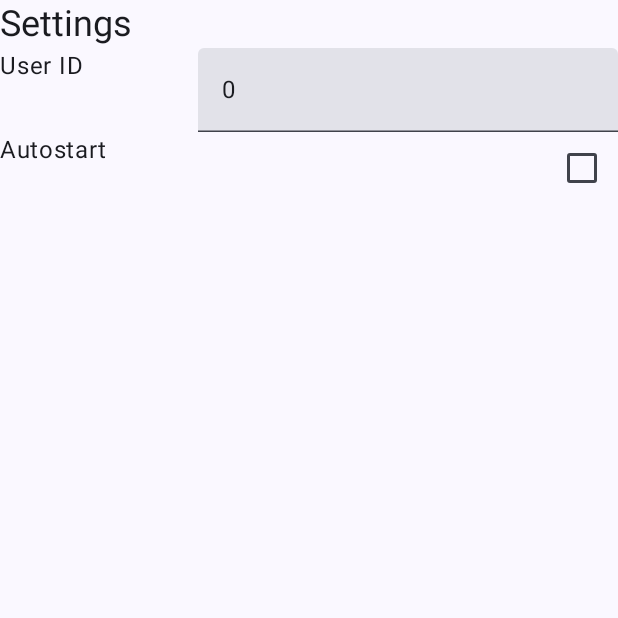
After one commit to williamyang98/gps_tracking, an Android app built with Jetpack Compose: the SettingsActivity screen opened directly, with no data from a screen before it, on a phone screen of 412 x 824 dp, the top half of it. The commit adds this screen. Run offline under Robolectric (Android 15) with nearby library versions, the phone set to English and light mode, and no system bars.

Commit message:
Added settings menu

```diff
--- a/android_app/app/build.gradle.kts
+++ b/android_app/app/build.gradle.kts
@@ -50,7 +50,6 @@ android {
 }
 
 dependencies {
-
     implementation("androidx.core:core-ktx:1.13.1")
     implementation("androidx.lifecycle:lifecycle-runtime-ktx:2.8.4")
     implementation("androidx.activity:activity-compose:1.9.1")
--- a/android_app/app/src/main/java/com/example/gps_tracker/GpsSender.kt
+++ b/android_app/app/src/main/java/com/example/gps_tracker/GpsSender.kt
@@ -2,8 +2,10 @@ package com.example.gps_tracker
 
 import android.Manifest
 import android.content.Context
+import android.content.SharedPreferences
 import android.content.pm.PackageManager
 import android.location.Location
+import android.preference.PreferenceManager
 import android.util.Log
 import androidx.core.app.ActivityCompat
 import com.android.volley.NetworkResponse
@@ -40,7 +42,6 @@ interface GpsSenderListener {
 
 class GpsSender private constructor() {
     private val listeners = mutableSetOf<GpsSenderListener>();
-    private val userId: Int = 2;
     var locationTimestamp: LocalDateTime? = null;
     var location: Location? = null;
     var statusCode: Int? = null;
@@ -97,6 +98,8 @@ class GpsSender private constructor() {
         if (location == null || locationTimestamp == null) {
             return;
         }
+        val pref = PreferenceManager.getDefaultSharedPreferences(context.parentContext.applicationContext);
+        val userId = pref.getInt("user_id", 0);
         val unixTimeStamp = locationTimestamp.atZone(ZoneOffset.systemDefault()).toEpochSecond();
         val buffer = ByteBuffer.allocate(4 + 4 + 8 + 8 + 8);
         buffer.order(ByteOrder.LITTLE_ENDIAN);
--- /dev/null
+++ b/android_app/app/src/main/java/com/example/gps_tracker/SettingsActivity.kt
@@ -0,0 +1,95 @@
+package com.example.gps_tracker
+
+import android.content.SharedPreferences
+import android.os.Bundle
+import android.preference.PreferenceManager
+import androidx.activity.ComponentActivity
+import androidx.activity.compose.setContent
+import androidx.compose.foundation.layout.Column
+import androidx.compose.foundation.layout.Row
+import androidx.compose.foundation.layout.Spacer
+import androidx.compose.foundation.layout.fillMaxSize
+import androidx.compose.foundation.layout.fillMaxWidth
+import androidx.compose.foundation.text.KeyboardOptions
+import androidx.compose.material3.Checkbox
+import androidx.compose.material3.MaterialTheme
+import androidx.compose.material3.Surface
+import androidx.compose.material3.Text
+import androidx.compose.material3.TextField
+import androidx.compose.runtime.Composable
+import androidx.compose.ui.Modifier
+import androidx.compose.ui.text.input.ImeAction
+import androidx.compose.ui.text.input.KeyboardType
+import com.example.gps_tracker.ui.theme.Gps_trackerTheme
+
+
+
+class SettingsActivity : ComponentActivity() {
+    private lateinit var pref: SharedPreferences;
+    private var textEditFields = mutableMapOf<String, String>();
+
+    override fun onCreate(savedInstanceState: Bundle?) {
+        super.onCreate(savedInstanceState);
+        pref = PreferenceManager.getDefaultSharedPreferences(applicationContext);
+        renderView();
+    }
+
+    private fun renderView() {
+        setContent {
+            Gps_trackerTheme {
+                // A surface container using the 'background' color from the theme
+                Surface(
+                    modifier = Modifier.fillMaxSize(),
+                    color = MaterialTheme.colorScheme.background
+                ) {
+                    Column(modifier=Modifier.fillMaxWidth()) {
+                        Text(text="Settings", style=MaterialTheme.typography.headlineSmall)
+                        editInteger("User ID", "user_id")
+                        editBoolean("Autostart", "autostart")
+                    }
+                }
+            }
+        }
+    }
+
+    private fun initTextEditField(field: String) {
+        textEditFields.put(field, pref.getInt(field, 0).toString());
+    }
+
+    @Composable
+    private fun editInteger(name: String, field: String) {
+        Row {
+            Text(text=name)
+            Spacer(Modifier.weight(1f))
+            TextField(
+                value=textEditFields.get(field) ?: pref.getInt(field, 0).toString(),
+                onValueChange={
+                    textEditFields[field] = it;
+                    it.toIntOrNull()?.apply {
+                        pref.edit().putInt(field, this).apply();
+                        renderView();
+                    }
+                },
+                keyboardOptions=KeyboardOptions.Default.copy(
+                    keyboardType=KeyboardType.Number,
+                    imeAction=ImeAction.Done,
+                ),
+            )
+        }
+    }
+
+    @Composable
+    private fun editBoolean(name: String, field: String) {
+        Row {
+            Text(text=name)
+            Spacer(Modifier.weight(1f))
+            Checkbox(
+                checked=pref.getBoolean(field, false),
+                onCheckedChange={
+                    pref.edit().putBoolean(field, it).apply();
+                    renderView();
+                }
+            )
+        }
+    }
+}
--- a/android_app/app/src/main/res/values/strings.xml
+++ b/android_app/app/src/main/res/values/strings.xml
@@ -1,3 +1,3 @@
 <resources>
-    <string name="app_name">gps_tracker</string>
+    <string name="app_name">GPS Tracker</string>
 </resources>
```
Also changed, not shown: android_app/app/src/main/AndroidManifest.xml (+10 -0 lines), android_app/app/src/main/java/com/example/gps_tracker/MainActivity.kt (+33 -7 lines).
